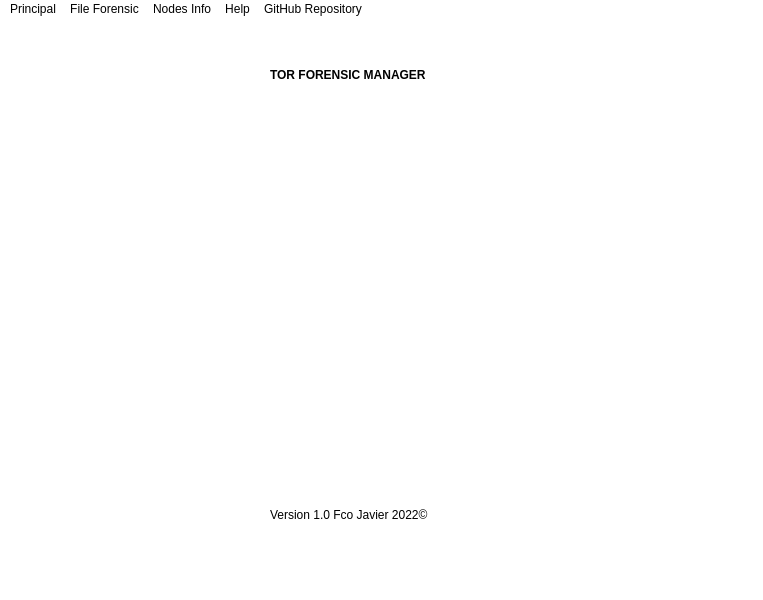
Old version of the form frontend/principal.ui in the repository Herenot/Tor-Forensic-Manager-TFM-.
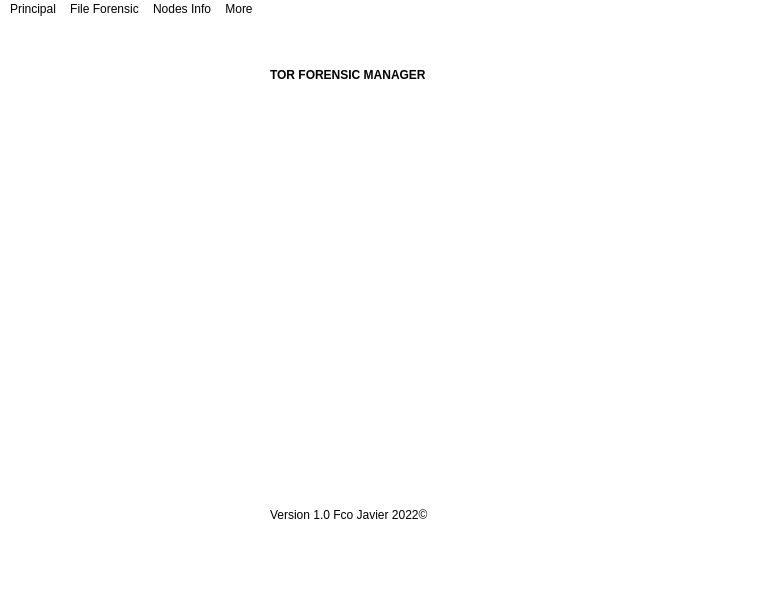
New version of the form. Icons and pictures are not drawn.

Commit message: Creación ventana ¨Help¨ y apertura de repos GitHub

What changed in the file:
```diff
--- a/frontend/principal.ui
+++ b/frontend/principal.ui
@@ -6,7 +6,7 @@
    <rect>
     <x>0</x>
     <y>0</y>
-    <width>763</width>
+    <width>764</width>
     <height>600</height>
    </rect>
   </property>
@@ -89,7 +89,7 @@
     <rect>
      <x>0</x>
      <y>0</y>
-     <width>763</width>
+     <width>764</width>
      <height>23</height>
     </rect>
    </property>
@@ -110,21 +110,17 @@
      <string>Nodes Info</string>
     </property>
    </widget>
-   <widget class="QMenu" name="menuHelp">
+   <widget class="QMenu" name="menuMore">
     <property name="title">
-     <string>Help</string>
+     <string>More</string>
     </property>
-   </widget>
-   <widget class="QMenu" name="menuGitHub_Repository">
-    <property name="title">
-     <string>GitHub Repository</string>
-    </property>
+    <addaction name="actionHelp"/>
+    <addaction name="actionGitHub_Repository"/>
    </widget>
    <addaction name="menuPrincipal"/>
    <addaction name="menuFile_Forensic"/>
    <addaction name="menuNodes_Info"/>
-   <addaction name="menuHelp"/>
-   <addaction name="menuGitHub_Repository"/>
+   <addaction name="menuMore"/>
   </widget>
   <widget class="QStatusBar" name="statusbar"/>
   <action name="actionTor_information">
```
Left out of the diff: 47 changed lines with no effect on the pictures. The commit also changes 10 other files.
